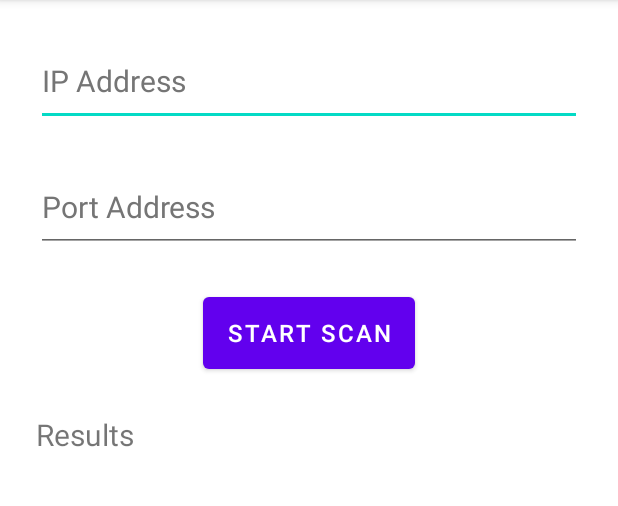
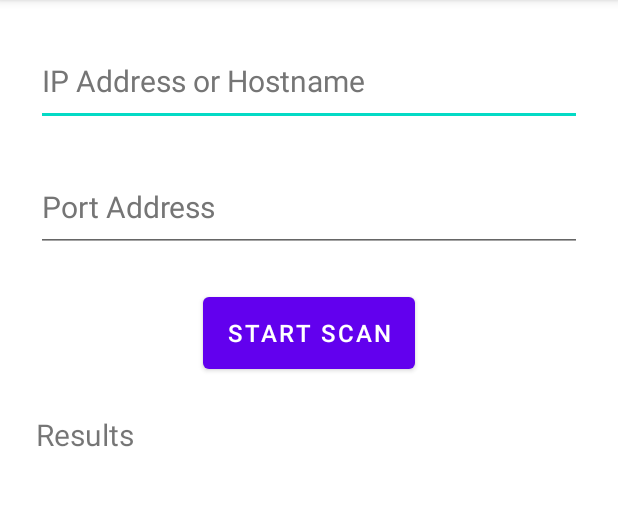
Before and after one commit to melihocakci/Port-Scanner-Zero, an Android app: the screen it shows after launch (MainActivity), on a phone screen of 412 x 824 dp, the part 84-590 px from its top. Run offline under Robolectric (Android 15) with nearby library versions, the phone set to English and light mode, and no system bars.

Commit message:
changed ip field text

```diff
--- a/app/src/main/res/values/strings.xml
+++ b/app/src/main/res/values/strings.xml
@@ -1,6 +1,6 @@
 <resources>
     <string name="app_name">Zort Scanner</string>
-    <string name="ip_field_hint">IP Address</string>
+    <string name="ip_field_hint">IP Address or Hostname</string>
     <string name="port_field_hint">Port Address</string>
     <string name="button_text">Start Scan</string>
     <string name="output_text">Results</string>
```
